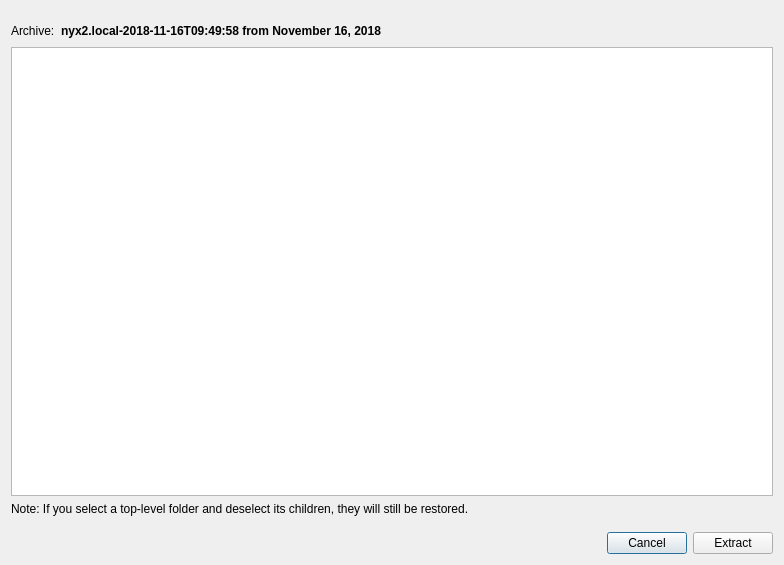
borgbase/vorta, file src/vorta/assets/UI/extractdialog.ui: the form before one commit.
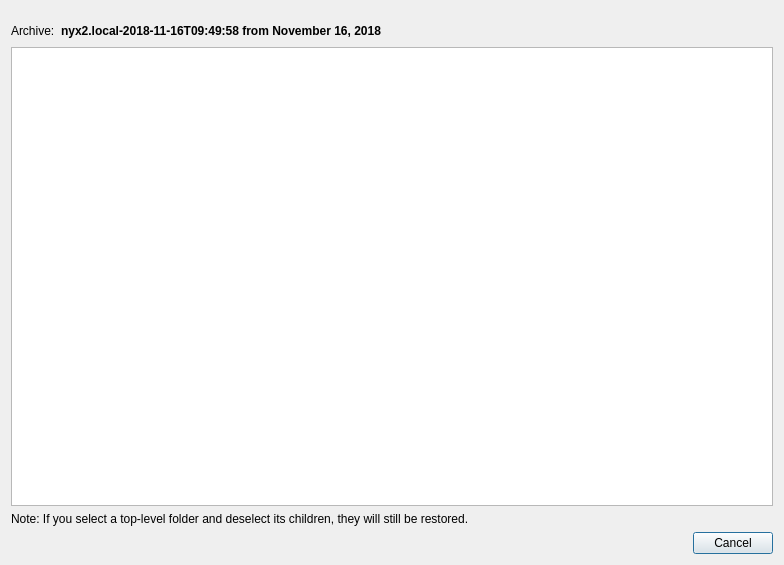
The form after the commit.

The edit to the form file:
```diff
--- a/src/vorta/assets/UI/extractdialog.ui
+++ b/src/vorta/assets/UI/extractdialog.ui
@@ -65,38 +65,11 @@
     </widget>
    </item>
    <item>
-    <layout class="QHBoxLayout" name="horizontalLayout">
-     <property name="topMargin">
-      <number>10</number>
+    <widget class="QDialogButtonBox" name="buttonBox">
+     <property name="standardButtons">
+      <set>QDialogButtonBox::Cancel</set>
      </property>
-     <item>
-      <spacer name="horizontalSpacer">
-       <property name="orientation">
-        <enum>Qt::Horizontal</enum>
-       </property>
-       <property name="sizeHint" stdset="0">
-        <size>
-         <width>40</width>
-         <height>20</height>
-        </size>
-       </property>
-      </spacer>
-     </item>
-     <item alignment="Qt::AlignRight">
-      <widget class="QPushButton" name="cancelButton">
-       <property name="text">
-        <string>Cancel</string>
-       </property>
-      </widget>
-     </item>
-     <item>
-      <widget class="QPushButton" name="extractButton">
-       <property name="text">
-        <string>Extract</string>
-       </property>
-      </widget>
-     </item>
-    </layout>
+    </widget>
    </item>
   </layout>
  </widget>
```
